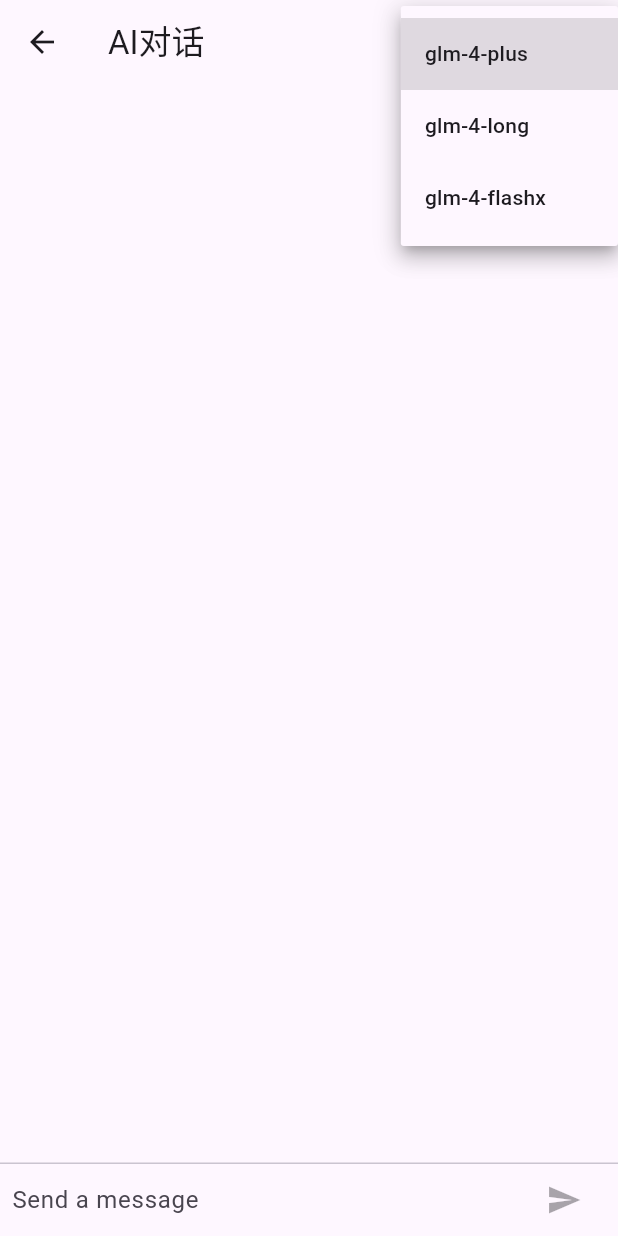
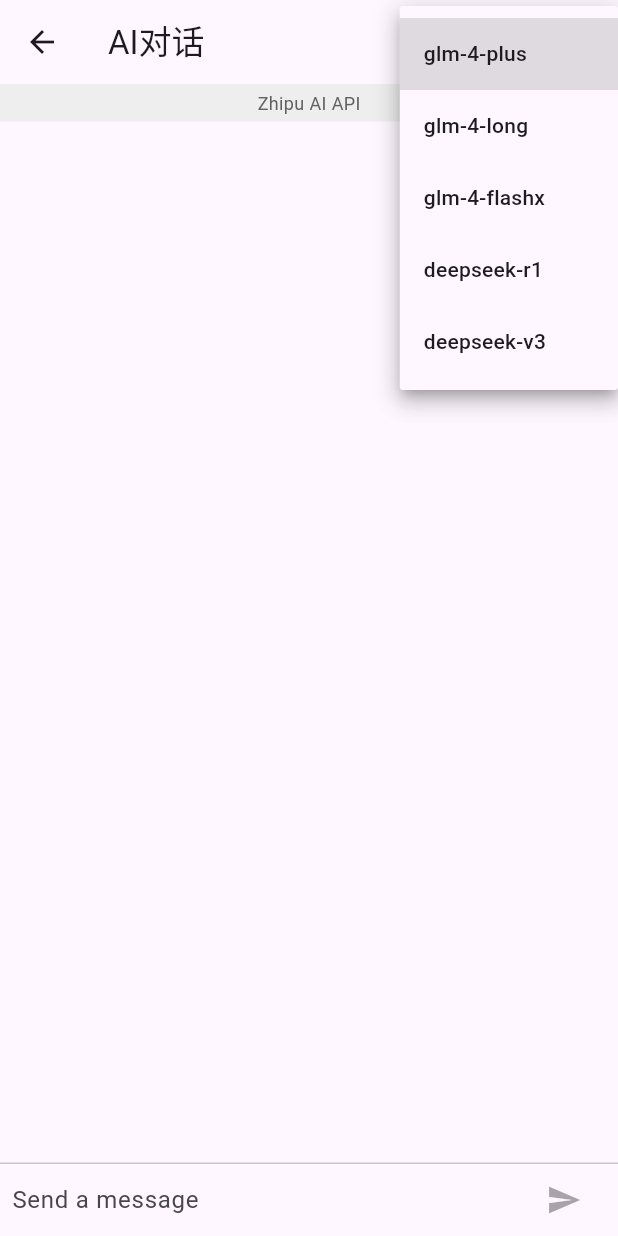
Before and after one commit to cuber17/Daily-Chat, a Flutter app: the ChatScreen screen opened by its route, after a tap on "glm-4-plus", on a phone screen of 412 x 824 dp. Run offline on Flutter 3.47's test engine with Material 3 defaults, Android fonts, the light colour scheme and no system bars; our stand-ins replace flutter_markdown, shared_preferences; accounts and stored records are empty; statements that could not run were skipped.

Commit message:
add: 添加deepseek作为选择

```diff
--- a/lib/dialog.dart
+++ b/lib/dialog.dart
@@ -28,9 +28,15 @@ class _ChatScreenState extends State<ChatScreen> {
   String _chatTitle = 'AI对话';
   late String _conversationId;
 
-  // 添加模型选择变量
+  // 更新模型选择变量，添加DeepSeek模型
   String _selectedModel = 'glm-4-plus'; // 默认模型
-  final List<String> _availableModels = ['glm-4-plus', 'glm-4-long', 'glm-4-flashx'];
+  final List<String> _availableModels = [
+    'glm-4-plus',
+    'glm-4-long',
+    'glm-4-flashx',
+    'deepseek-r1',
+    'deepseek-v3'
+  ];
 
   late ChatScreenArguments _args;
 
@@ -53,6 +59,11 @@ class _ChatScreenState extends State<ChatScreen> {
     setState(() => _messages = messages.reversed.toList());
   }
 
+  // 判断所选模型是否为DeepSeek模型
+  bool _isDeepSeekModel(String model) {
+    return model.startsWith('deepseek');
+  }
+
   @override
   Widget build(BuildContext context) {
     return Scaffold(
@@ -65,7 +76,7 @@ class _ChatScreenState extends State<ChatScreen> {
             Navigator.pop(context);
           },
         ),
-        // 添加模型选择下拉框到AppBar的actions中
+        // 模型选择下拉框
         actions: [
           Padding(
             padding: const EdgeInsets.only(right: 16.0),
@@ -93,6 +104,17 @@ class _ChatScreenState extends State<ChatScreen> {
       ),
       body: Column(
         children: [
+          // 显示当前使用的API提供商
+          Container(
+            padding: EdgeInsets.symmetric(vertical: 4.0),
+            color: Colors.grey[200],
+            child: Center(
+              child: Text(
+                _isDeepSeekModel(_selectedModel) ? 'DeepSeek API' : 'Zhipu AI API',
+                style: TextStyle(fontSize: 12, color: Colors.grey[700]),
+              ),
+            ),
+          ),
           Expanded(
             child: ListView.builder(
               padding: EdgeInsets.all(8.0),
@@ -149,7 +171,6 @@ class _ChatScreenState extends State<ChatScreen> {
   }
 
   void _handleSubmitted(String text) async {
-    // print('_handleSubmitted is called');
     if (_messages.isEmpty) {
       _updateConversationTitle(text); // 第一条消息更新标题
     }
@@ -171,11 +192,19 @@ class _ChatScreenState extends State<ChatScreen> {
     // 从API获取流式回复
     try {
       final apiMessages = _buildApiMessages();
-      // 传递当前选择的模型
-      final responseStream = ZhipuAIService.generateResponseStream(apiMessages, _selectedModel);
+      Stream<String> responseStream;
+
+      // 根据选择的模型决定使用哪个API
+      if (_isDeepSeekModel(_selectedModel)) {
+        // 使用DeepSeek API
+        responseStream = AIService.generateDeepSeekResponseStream(apiMessages, _selectedModel);
+      } else {
+        // 使用Zhipu AI API
+        responseStream = AIService.generateZhipuResponseStream(apiMessages, _selectedModel);
+      }
 
       // 创建一个新的消息条目，用于显示流式回复
-      final aiMessageIndex = 0; // 假设流式回复总是插入到列表顶部
+      final aiMessageIndex = 0;
       String currentResponse = '';
 
       await for (final String chunk in responseStream) {
@@ -224,7 +253,7 @@ class _ChatScreenState extends State<ChatScreen> {
         .toList();
   }
 
-  // 更新对话标题[9,11](@ref)
+  // 更新对话标题
   void _updateConversationTitle(String firstMessage) {
     final newTitle =
     firstMessage.length > 20
@@ -275,11 +304,9 @@ class ChatMessage extends StatelessWidget {
   final String text;
   final bool isUser;
 
-
   ChatMessage({
     required this.text,
     required this.isUser,
-
   });
 
   // 手动实现 toJson
```
Also changed, not shown: lib/api_service.dart (+78 -44 lines).
